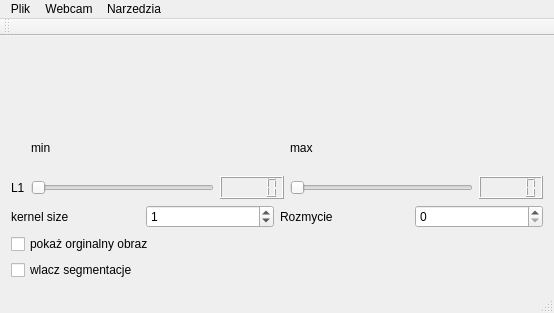
Old version of the form mainwindow.ui in the repository piokac/imageprocessing.
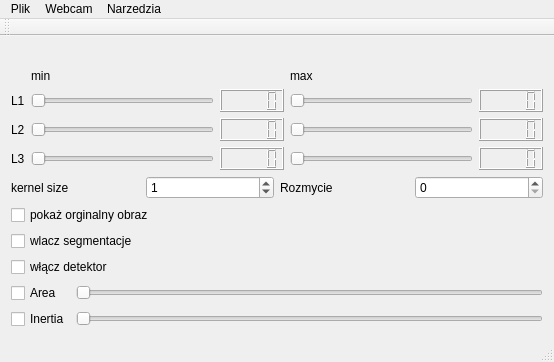
New version of the form.

The edit to the form file:
```diff
--- a/mainwindow.ui
+++ b/mainwindow.ui
@@ -7,7 +7,7 @@
     <x>0</x>
     <y>0</y>
     <width>554</width>
-    <height>313</height>
+    <height>362</height>
    </rect>
   </property>
   <property name="windowTitle">
@@ -17,6 +17,16 @@
    <layout class="QGridLayout" name="gridLayout">
     <item row="1" column="0">
      <layout class="QGridLayout" name="gridLayout_2">
+      <item row="5" column="1">
+       <widget class="QSlider" name="horizontalSlider_L2">
+        <property name="maximum">
+         <number>255</number>
+        </property>
+        <property name="orientation">
+         <enum>Qt::Horizontal</enum>
+        </property>
+       </widget>
+      </item>
       <item row="4" column="1">
        <widget class="QSlider" name="horizontalSlider_L1">
         <property name="maximum">
@@ -64,6 +74,62 @@
         </property>
        </widget>
       </item>
+      <item row="5" column="3">
+       <widget class="QSlider" name="horizontalSlider_L2max">
+        <property name="maximum">
+         <number>255</number>
+        </property>
+        <property name="orientation">
+         <enum>Qt::Horizontal</enum>
+        </property>
+       </widget>
+      </item>
+      <item row="6" column="1">
+       <widget class="QSlider" name="horizontalSlider_L3">
+        <property name="maximum">
+         <number>255</number>
+        </property>
+        <property name="orientation">
+         <enum>Qt::Horizontal</enum>
+        </property>
+       </widget>
+      </item>
+      <item row="6" column="3">
+       <widget class="QSlider" name="horizontalSlider_L3_max">
+        <property name="maximum">
+         <number>255</number>
+        </property>
+        <property name="orientation">
+         <enum>Qt::Horizontal</enum>
+        </property>
+       </widget>
+      </item>
+      <item row="5" column="2">
+       <widget class="QLCDNumber" name="lcdNumber_2"/>
+      </item>
+      <item row="6" column="2">
+       <widget class="QLCDNumber" name="lcdNumber_3"/>
+      </item>
+      <item row="5" column="4">
+       <widget class="QLCDNumber" name="lcdNumber_4"/>
+      </item>
+      <item row="6" column="4">
+       <widget class="QLCDNumber" name="lcdNumber_5"/>
+      </item>
+      <item row="5" column="0">
+       <widget class="QLabel" name="label_6">
+        <property name="text">
+         <string>L2</string>
+        </property>
+       </widget>
+      </item>
+      <item row="6" column="0">
+       <widget class="QLabel" name="label_7">
+        <property name="text">
+         <string>L3</string>
+        </property>
+       </widget>
+      </item>
      </layout>
     </item>
     <item row="0" column="0">
@@ -77,14 +143,14 @@
       </item>
      </layout>
     </item>
-    <item row="3" column="0">
+    <item row="4" column="0">
      <widget class="QCheckBox" name="checkBox_showOriginal">
       <property name="text">
        <string>pokaż orginalny obraz</string>
       </property>
      </widget>
     </item>
-    <item row="2" column="0">
+    <item row="3" column="0">
      <layout class="QGridLayout" name="gridLayout_3">
       <item row="0" column="0">
        <widget class="QLabel" name="label_4">
@@ -125,13 +191,52 @@
       </item>
      </layout>
     </item>
-    <item row="4" column="0">
+    <item row="5" column="0">
      <widget class="QCheckBox" name="checkBox_segmentationOn">
       <property name="text">
        <string>wlacz segmentacje</string>
       </property>
      </widget>
     </item>
+    <item row="7" column="0">
+     <layout class="QGridLayout" name="gridLayout_4">
+      <item row="0" column="0">
+       <widget class="QCheckBox" name="checkBox_Area">
+        <property name="text">
+         <string>Area</string>
+        </property>
+       </widget>
+      </item>
+      <item row="0" column="1">
+       <widget class="QSlider" name="horizontalSlider_area">
+        <property name="orientation">
+         <enum>Qt::Horizontal</enum>
+        </property>
+       </widget>
+      </item>
+      <item row="1" column="0">
+       <widget class="QCheckBox" name="checkBox_inertia">
+        <property name="text">
+         <string>Inertia</string>
+        </property>
+       </widget>
+      </item>
+      <item row="1" column="1">
+       <widget class="QSlider" name="horizontalSlider_inertia">
+        <property name="orientation">
+         <enum>Qt::Horizontal</enum>
+        </property>
+       </widget>
+      </item>
+     </layout>
+    </item>
+    <item row="6" column="0">
+     <widget class="QCheckBox" name="checkBox_detector">
+      <property name="text">
+       <string>włącz detektor</string>
+      </property>
+     </widget>
+    </item>
    </layout>
   </widget>
   <widget class="QMenuBar" name="menuBar">
```
Left out of the diff: 226 changed lines with no effect on the pictures.
